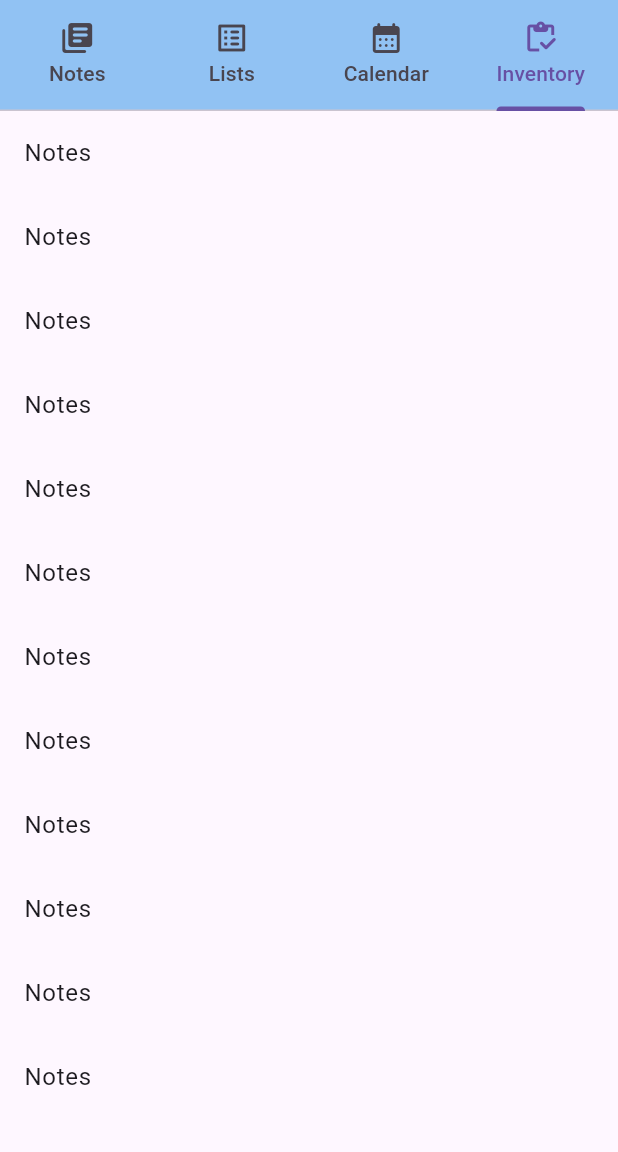
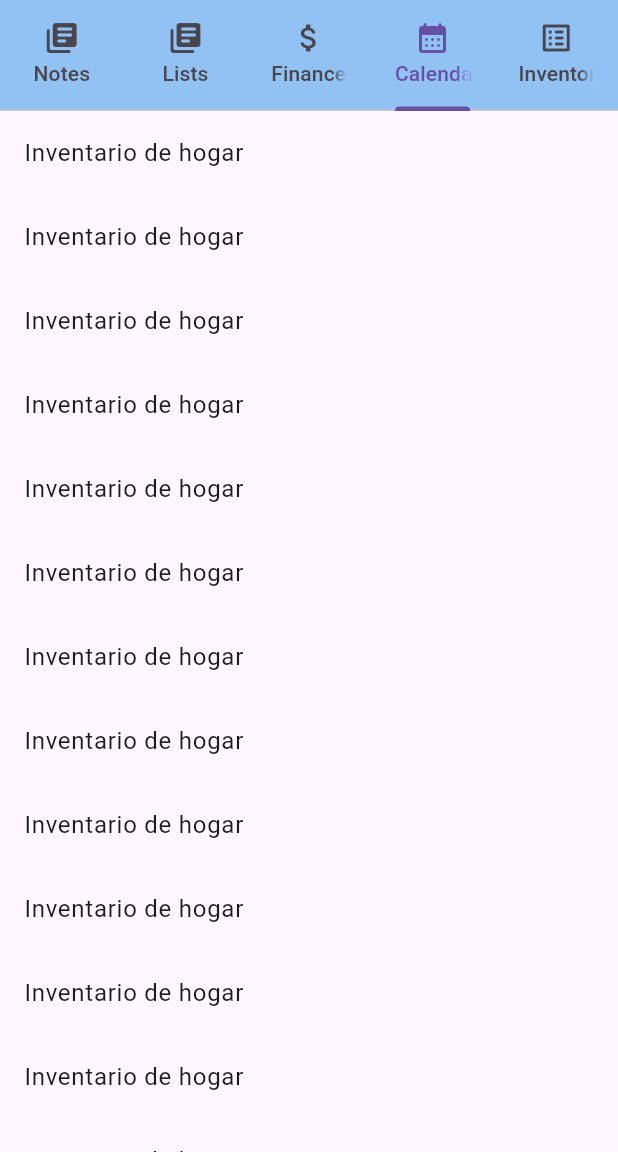
Before and after one commit to MarLiz-SanCam/Cotidianis-MyApp, a Flutter app: the screen it shows after launch, tab 4 chosen, on a phone screen of 412 x 824 dp, the part 84-1236 px from its top. Run offline on Flutter 3.47's test engine with Material 3 defaults, Android fonts, the phone set to English and light mode, and no system bars.

Commit message:
changed Tab and added Finances category

```diff
--- a/lib/main.dart
+++ b/lib/main.dart
@@ -8,6 +8,7 @@
 List<String> titles = <String>[
   'Notes',
   'Lists',
+  'Finances',
   'Calendar',
   'Inventory',
 ];
@@ -39,7 +40,6 @@
 class MyHomePage extends StatefulWidget {
   const MyHomePage({super.key, required this.title});
   final String title;
-
   @override
   State<MyHomePage> createState() => _MyHomePageState();
 }
@@ -49,7 +49,7 @@
   Widget build(BuildContext context) {
     //Colors
     var colors = Theme.of(context).extension<AppColors>()!;
-    const int tabsCount = 4;
+    const int tabsCount = 5;
     return DefaultTabController(
       initialIndex: 0,
       length: tabsCount,
@@ -64,17 +64,21 @@
                 text: titles[0],
               ),
               Tab(
-                icon: const Icon(Icons.list_alt_rounded),
+                icon: const Icon(Icons.library_books_rounded),
                 text: titles[1],
               ),
               Tab(
-                icon: const Icon(Icons.calendar_month_rounded),
+                icon: const Icon(Icons.attach_money_sharp),
                 text: titles[2],
               ),
               Tab(
-                icon: const Icon(Icons.inventory_rounded),
+                icon: const Icon(Icons.calendar_month_rounded),
                 text: titles[3],
-              )
+              ),
+              Tab(
+                icon: const Icon(Icons.list_alt_rounded),
+                text: titles[4],
+              ),
             ],
           ),
           leading:
@@ -86,7 +90,7 @@
               itemCount: 25,
               itemBuilder: (BuildContext context, int index) {
                 return const ListTile(
-                  title: Text('MyLists'),
+                  title: Text('Notas aqui en forma de mosaico'),
                 );
               },
             ),
@@ -94,7 +98,7 @@
               itemCount: 25,
               itemBuilder: (BuildContext context, int index) {
                 return const ListTile(
-                  title: Text('Calendar'),
+                  title: Text('Listas de compras y otros'),
                 );
               },
             ),
@@ -102,7 +106,7 @@
               itemCount: 25,
               itemBuilder: (BuildContext context, int index) {
                 return const ListTile(
-                  title: Text('Notes'),
+                  title: Text('Calendario y agenda'),
                 );
               },
             ),
@@ -110,7 +114,15 @@
               itemCount: 25,
               itemBuilder: (BuildContext context, int index) {
                 return const ListTile(
-                  title: Text('Notes'),
+                  title: Text('Inventario de hogar'),
+                );
+              },
+            ),
+            ListView.builder(
+              itemCount: 25,
+              itemBuilder: (BuildContext context, int index) {
+                return const ListTile(
+                  title: Text('Finanzas'),
                 );
               },
             ),
```
Also changed, not shown: pubspec.lock.
